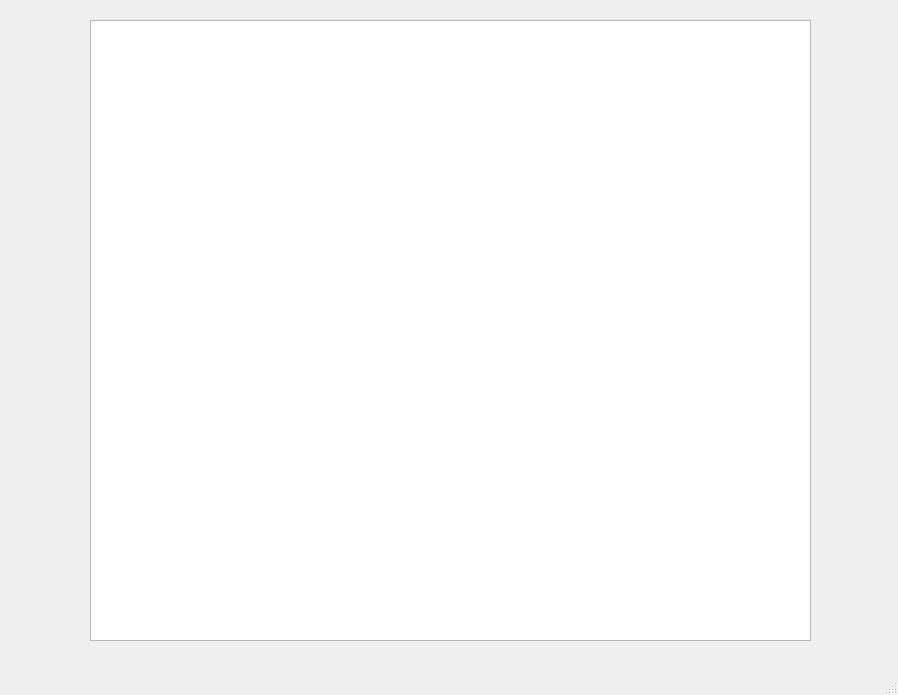
First picture: the form in mainwindow.ui, repository mrblam/toolQRCodeGen, before the edit.
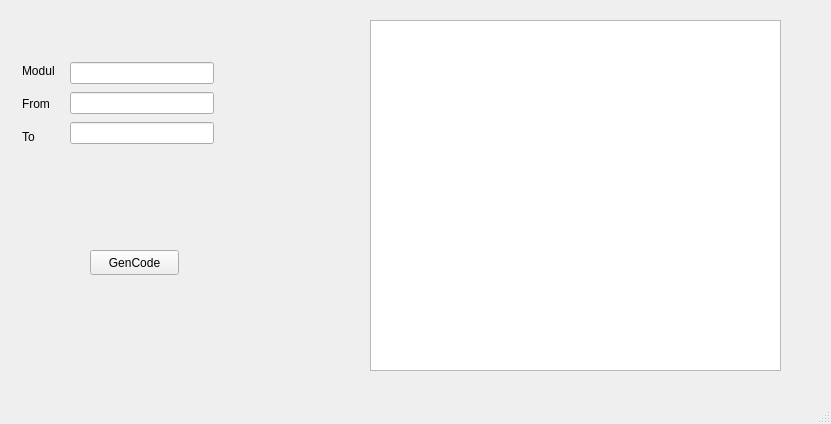
Second picture: the form after the edit.

```diff
--- a/mainwindow.ui
+++ b/mainwindow.ui
@@ -6,47 +6,97 @@
    <rect>
     <x>0</x>
     <y>0</y>
-    <width>898</width>
-    <height>695</height>
+    <width>831</width>
+    <height>424</height>
    </rect>
   </property>
   <property name="windowTitle">
    <string>MainWindow</string>
   </property>
   <widget class="QWidget" name="centralwidget">
-   <widget class="QLabel" name="labelQRCode">
-    <property name="geometry">
-     <rect>
-      <x>300</x>
-      <y>150</y>
-      <width>161</width>
-      <height>271</height>
-     </rect>
-    </property>
-    <property name="text">
-     <string/>
-    </property>
-   </widget>
    <widget class="QGraphicsView" name="graphicsView">
     <property name="geometry">
      <rect>
-      <x>90</x>
+      <x>370</x>
       <y>20</y>
-      <width>721</width>
-      <height>621</height>
+      <width>411</width>
+      <height>351</height>
      </rect>
     </property>
    </widget>
-  </widget>
-  <widget class="QMenuBar" name="menubar">
-   <property name="geometry">
-    <rect>
-     <x>0</x>
-     <y>0</y>
-     <width>898</width>
-     <height>22</height>
-    </rect>
-   </property>
+   <widget class="QLabel" name="Modul">
+    <property name="geometry">
+     <rect>
+      <x>22</x>
+      <y>62</y>
+      <width>44</width>
+      <height>17</height>
+     </rect>
+    </property>
+    <property name="text">
+     <string>Modul</string>
+    </property>
+   </widget>
+   <widget class="QLabel" name="label">
+    <property name="geometry">
+     <rect>
+      <x>22</x>
+      <y>95</y>
+      <width>36</width>
+      <height>17</height>
+     </rect>
+    </property>
+    <property name="text">
+     <string>From</string>
+    </property>
+   </widget>
+   <widget class="QLabel" name="label_2">
+    <property name="geometry">
+     <rect>
+      <x>22</x>
+      <y>128</y>
+      <width>17</width>
+      <height>17</height>
+     </rect>
+    </property>
+    <property name="text">
+     <string>To</string>
+    </property>
+   </widget>
+   <widget class="QPushButton" name="pushButton">
+    <property name="geometry">
+     <rect>
+      <x>90</x>
+      <y>250</y>
+      <width>89</width>
+      <height>25</height>
+     </rect>
+    </property>
+    <property name="text">
+     <string>GenCode</string>
+    </property>
+   </widget>
+   <widget class="QWidget" name="">
+    <property name="geometry">
+     <rect>
+      <x>70</x>
+      <y>60</y>
+      <width>144</width>
+      <height>89</height>
+     </rect>
+    </property>
+    <layout class="QVBoxLayout" name="verticalLayout">
+     <item>
+      <widget class="QLineEdit" name="headerQR"/>
+     </item>
+     <item>
+      <widget class="QLineEdit" name="from"/>
+     </item>
+     <item>
+      <widget class="QLineEdit" name="to"/>
+     </item>
+    </layout>
+   </widget>
   </widget>
   <widget class="QStatusBar" name="statusbar"/>
  </widget>
```
